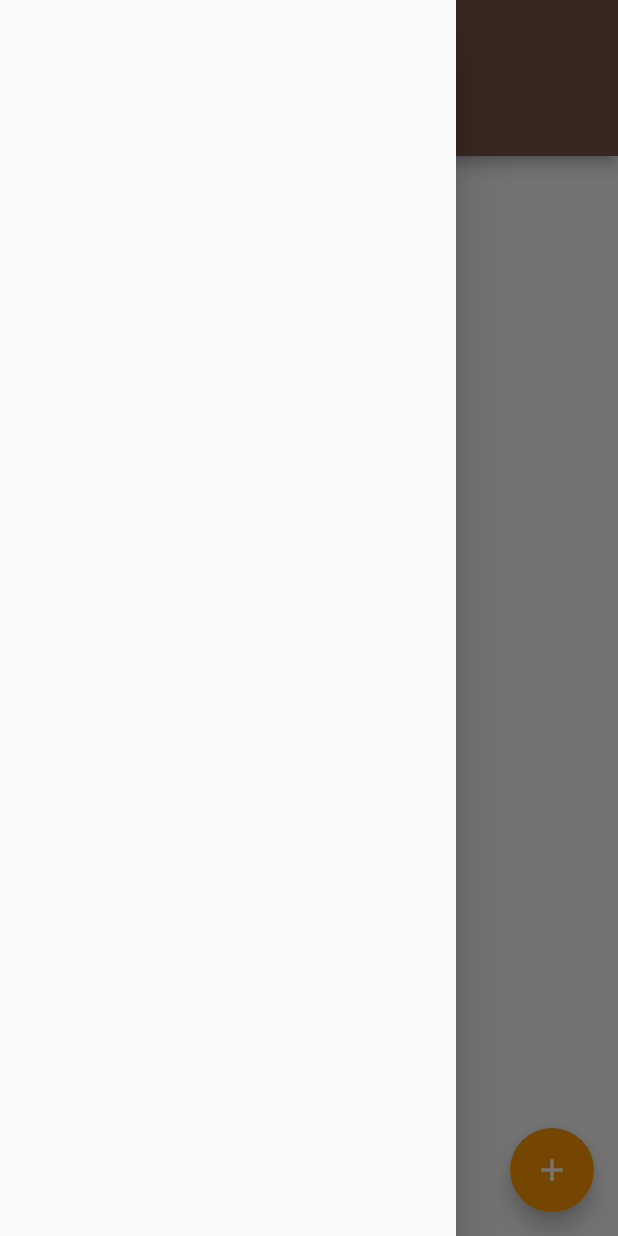
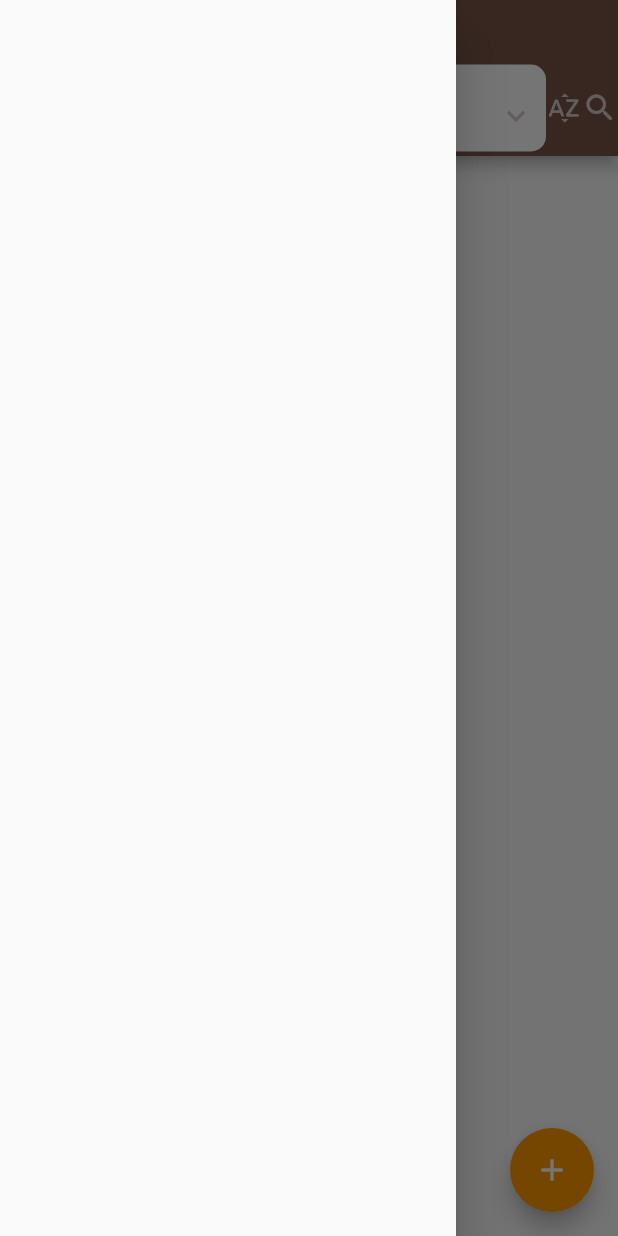
Before and after one commit to Paul74/myrecipes, a Flutter app: the screen it shows after launch, with the side drawer open, on a phone screen of 412 x 824 dp. Run offline on Flutter 3.47's test engine with Material 2 defaults, Android fonts, the light colour scheme and no system bars; our stand-ins replace flutter_slidable, sqflite; missing offline and left inert: dart:ffi; accounts and stored records are empty.

Commit message:
starting categories filter on rec list

```diff
--- a/lib/screens/recipes_list.dart
+++ b/lib/screens/recipes_list.dart
@@ -1,6 +1,7 @@
 import 'package:flutter/material.dart';
 import 'package:myrecipes_app/db/recipes_db_worker.dart';
 import 'package:myrecipes_app/models/recipes_model.dart';
+import 'package:myrecipes_app/models/categories_model.dart';
 import 'package:flutter_slidable/flutter_slidable.dart';
 import 'dart:io';
 
@@ -10,9 +11,60 @@ class RecipesList extends StatelessWidget {
     return Scaffold(
       drawer: Drawer(), //TODO to be implemented
       appBar: AppBar(
-        title: Text("myrecipes"),
+        title: Text("my Recipes"),
         bottom: PreferredSize(preferredSize: Size.fromHeight(48.0),
-            child: Container() //TODO to be implemented with the categories combo box and other action buttons
+            child: Container(height: 64,
+              child: Row(
+                children: [SizedBox(width: 96),
+                  Expanded(
+                    /*1*/
+                    child: Column(mainAxisAlignment: MainAxisAlignment.center,
+                      //crossAxisAlignment: CrossAxisAlignment.start,
+                      children: [
+                        Container(height: 58 ,
+                          padding: EdgeInsets.fromLTRB(8,0,8,0),
+                          decoration: BoxDecoration(
+                            color: Colors.white,
+                            borderRadius: BorderRadius.circular(10)
+                          ),
+
+                          child:
+                          InputDecorator(decoration: InputDecoration(labelText: "category:", border: InputBorder.none),
+                            child: DropdownButton(
+                              underline: SizedBox(), //no underline
+                              //dropdownColor: Theme.of(context).primaryColorLight,
+                              //style: TextStyle(color: Theme.of(context).primaryColorLight,),
+                              isExpanded: true,
+                              isDense: true,
+                              icon: Icon(Icons.keyboard_arrow_down, color: Theme.of(context).primaryColorLight),
+                              //hint: Text("select a category"),
+                              value: 1,
+                              items: [for (Category categ in categoriesModel.categoryList) DropdownMenuItem(child: Text(categ.category), value: categ.id)],
+                              onChanged: (value) {
+                                recipesModel.recipeBeingEdited.idCat = value;
+                                recipesModel.setCategory();
+                              },
+                            ),
+                          ),
+                        ),
+
+                      ],
+                    ),
+                  ),
+                  /*3*/
+                  Icon(
+                    Icons.sort_by_alpha_rounded,
+                    color: Theme.of(context).primaryColorLight,
+                  ),
+                  Icon(
+                    Icons.search_rounded,
+                    color: Theme.of(context).primaryColorLight,
+                  ),
+                ],
+              ),
+
+
+            ) //TODO to be implemented with the categories combo box and other action buttons
 
         ),
       ),
@@ -50,7 +102,7 @@ class RecipesList extends StatelessWidget {
             shape: RoundedRectangleBorder(
               borderRadius: BorderRadius.circular(10.0),),
             clipBehavior: Clip.hardEdge,
-            color: Colors.brown.shade100,
+            color: Theme.of(context).primaryColorLight,
             //padding: EdgeInsets.fromLTRB(0.0,0.0,0.0,0.0),
             margin: EdgeInsets.all(5.0),
             child: Slidable(
--- a/lib/xxx.dart
+++ b/lib/xxx.dart
@@ -25,10 +25,12 @@ class Notebook extends StatelessWidget {
         primaryColorLight: Color(0xFFD7CCC8),
         accentColor: Color(0xFFFF9800),
         dividerColor: Color(0xFFBDBDBD),
+        //primaryTextTheme: Typography.material2018().white,
+        //textTheme: Typography.material2018().white,
         //TODO da mettere i colori testo che sono in formato diverso
         // Define the default font family.
         //fontFamily: 'Georgia',
-
+        //canvasColor: Colors.white,
         // Define the default TextTheme. Use this to specify the default
         // text styling for headlines, titles, bodies of text, and more.
         textTheme: TextTheme(
@@ -36,6 +38,9 @@ class Notebook extends StatelessWidget {
           //headline6: TextStyle(fontSize: 36.0, fontStyle: FontStyle.italic),
           //bodyText2: TextStyle(fontSize: 14.0),
           //bodyText1: TextStyle(fontSize: 22.0),
+        ).apply(
+          bodyColor: Colors.white,
+          displayColor: Colors.white,
         ),
               /*.text-primary-color    { color: #FFFFFF; }
               .primary-text-color    { color: #212121; }
```
Also changed, not shown: 1 other file.
